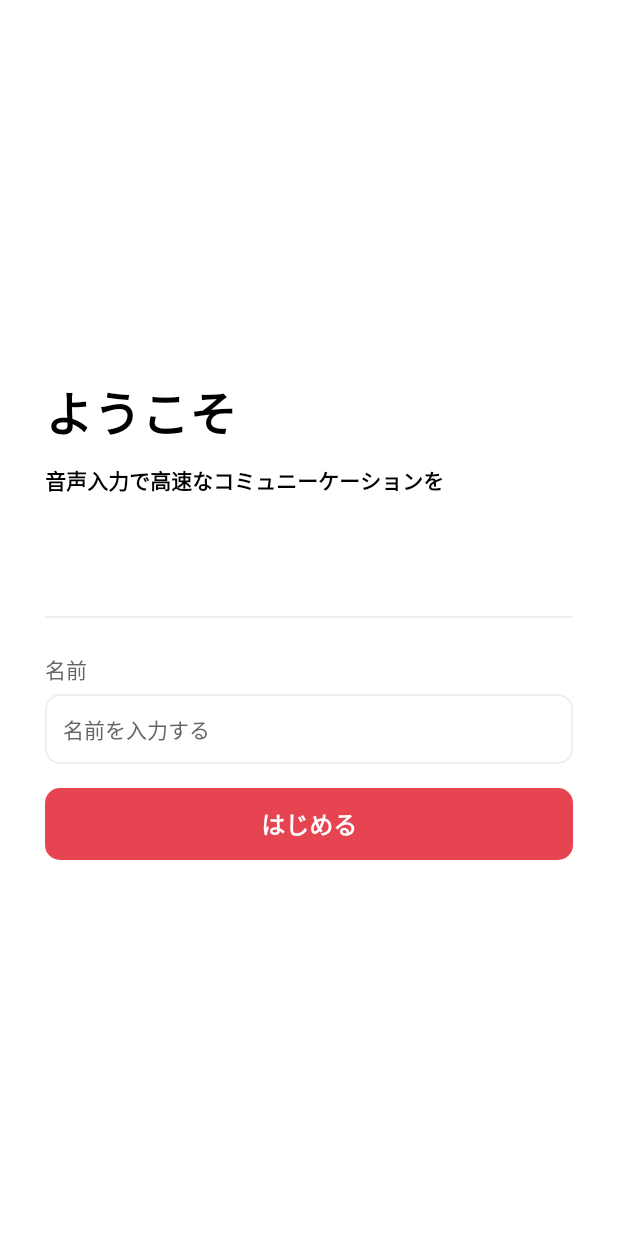
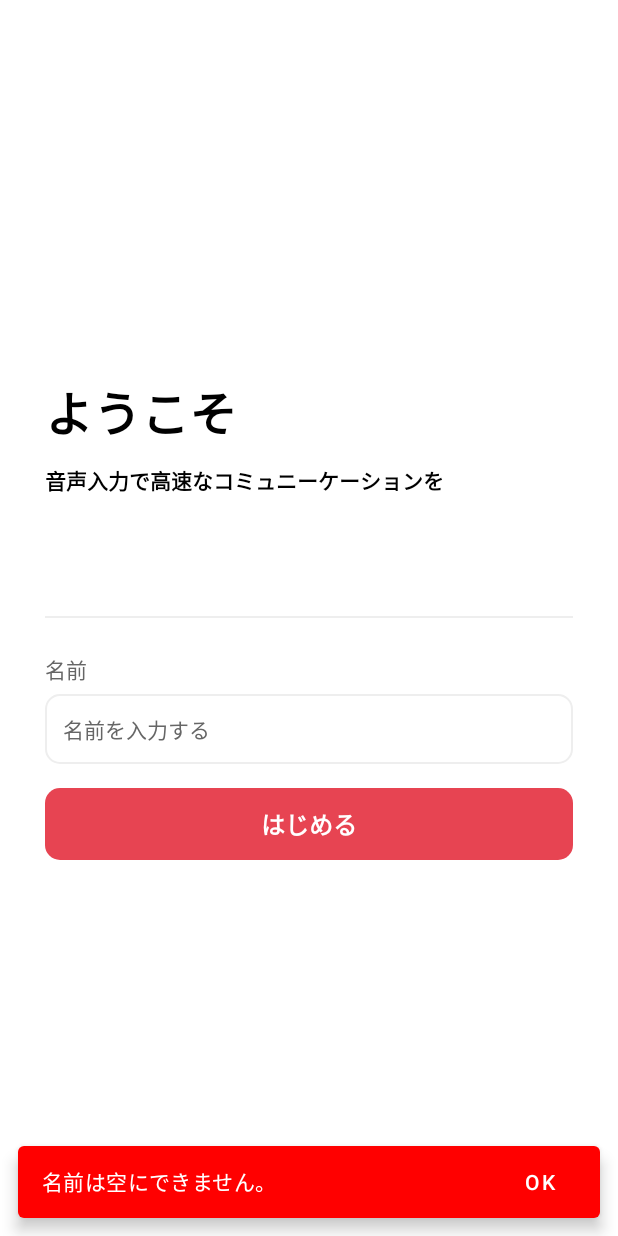
Before and after one commit to Mori-Atsushi/home-hackathon-2, an Android app built with Jetpack Compose: the screen it shows after launch (MainActivity), after a tap on "はじめる", on a phone screen of 412 x 824 dp. Run offline under Robolectric (Android 15) with nearby library versions, the phone set to English and light mode, and no system bars; our stand-ins replace Dagger/Hilt's generated code.

Commit message:
Implement to show error

```diff
--- a/app-android/app/src/main/kotlin/com/example/home_hackathon2/ui/initial/InitialScreen.kt
+++ b/app-android/app/src/main/kotlin/com/example/home_hackathon2/ui/initial/InitialScreen.kt
@@ -5,6 +5,7 @@ import androidx.compose.foundation.layout.*
 import androidx.compose.material.TabRowDefaults.Divider
 import androidx.compose.material.Text
 import androidx.compose.runtime.*
+import androidx.compose.ui.Alignment
 import androidx.compose.ui.Modifier
 import androidx.compose.ui.text.font.FontWeight
 import androidx.compose.ui.unit.dp
@@ -13,20 +14,23 @@ import com.example.home_hackathon2.ui.res.COLOR_BLACK
 import com.example.home_hackathon2.ui.res.COLOR_DARK
 import com.example.home_hackathon2.ui.res.COLOR_LIGHT
 import com.example.home_hackathon2.ui.tools.rememberViewModel
-import com.example.home_hackathon2.ui.widget.BorderTextField
-import com.example.home_hackathon2.ui.widget.TintButton
-import com.example.home_hackathon2.ui.widget.paddingBottomIme
+import com.example.home_hackathon2.ui.widget.*
+import kotlinx.coroutines.flow.receiveAsFlow
 
 @Composable
 fun InitialScreen() {
     val viewModel = rememberViewModel {
         it.getInitialViewModel()
     }
+    Box(
+        modifier = Modifier
+            .fillMaxSize()
+            .paddingBottomIme(),
+    ) {
         Column(
             modifier = Modifier
                 .fillMaxHeight()
-            .padding(horizontal = 30.dp)
-            .paddingBottomIme(),
+                .padding(horizontal = 30.dp),
             verticalArrangement = Arrangement.Center
         ) {
             Message(
@@ -44,6 +48,11 @@ fun InitialScreen() {
             TintButton(
                 text = "はじめる",
                 onClick = viewModel::submit
+            )
+        }
+        ErrorSnackbarHost(
+            modifier = Modifier.align(Alignment.BottomCenter),
+            messages = viewModel.errorMessage.receiveAsFlow()
         )
     }
 }
--- a/app-android/app/src/main/kotlin/com/example/home_hackathon2/ui/initial/InitialViewModel.kt
+++ b/app-android/app/src/main/kotlin/com/example/home_hackathon2/ui/initial/InitialViewModel.kt
@@ -2,6 +2,8 @@ package com.example.home_hackathon2.ui.initial
 
 import com.example.home_hackathon2.ui.tools.ViewModel
 import com.example.home_hackathon2.usecase.CreateUserUseCase
+import kotlinx.coroutines.channels.Channel
+import kotlinx.coroutines.channels.ReceiveChannel
 import kotlinx.coroutines.flow.MutableStateFlow
 import kotlinx.coroutines.flow.StateFlow
 import kotlinx.coroutines.launch
@@ -13,6 +15,9 @@ class InitialViewModel @Inject constructor(
     private val _name = MutableStateFlow("")
     val name: StateFlow<String> = _name
 
+    private val _errorMessage = Channel<String>(Channel.CONFLATED)
+    val errorMessage: ReceiveChannel<String> = _errorMessage
+
     fun handleChangeName(name: String) {
         _name.value = name
     }
@@ -20,7 +25,17 @@ class InitialViewModel @Inject constructor(
     fun submit() {
         viewModelScope.launch {
             val input = CreateUserUseCase.Input(_name.value)
-            createUserUseCase.invoke(input)
+            when (createUserUseCase.invoke(input)) {
+                is CreateUserUseCase.Output.EmptyNameError -> {
+                    _errorMessage.send("名前は空にできません。")
+                }
+                is CreateUserUseCase.Output.OtherError -> {
+                    _errorMessage.send("エラーが発生しました。")
+                }
+                CreateUserUseCase.Output.Success -> {
+                    // no op
+                }
+            }
         }
     }
 }
--- a/app-android/app/src/main/kotlin/com/example/home_hackathon2/ui/res/colors.kt
+++ b/app-android/app/src/main/kotlin/com/example/home_hackathon2/ui/res/colors.kt
@@ -7,3 +7,4 @@ val COLOR_LIGHT = Color(0xFFEEEEEE)
 val COLOR_DARK = Color(0xFF666666)
 val COLOR_BLACK = Color(0xFF000000)
 val COLOR_PRIMARY = Color(0xFFE74452)
+val COLOR_ERROR = Color(0xFFFF0000)
--- /dev/null
+++ b/app-android/app/src/main/kotlin/com/example/home_hackathon2/ui/widget/Snackbar.kt
@@ -0,0 +1,48 @@
+package com.example.home_hackathon2.ui.widget
+
+import androidx.compose.material.Snackbar
+import androidx.compose.material.SnackbarHost
+import androidx.compose.material.SnackbarHostState
+import androidx.compose.runtime.Composable
+import androidx.compose.runtime.LaunchedEffect
+import androidx.compose.runtime.remember
+import androidx.compose.ui.Modifier
+import com.example.home_hackathon2.ui.res.COLOR_ERROR
+import com.example.home_hackathon2.ui.res.COLOR_WHITE
+import kotlinx.coroutines.Job
+import kotlinx.coroutines.flow.Flow
+import kotlinx.coroutines.flow.collect
+import kotlinx.coroutines.launch
+
+@Composable
+fun ErrorSnackbarHost(
+    messages: Flow<String>,
+    modifier: Modifier = Modifier
+) {
+    val hostState = remember {
+        SnackbarHostState()
+    }
+    LaunchedEffect(messages) {
+        var job: Job? = null
+        messages.collect {
+            job?.cancel()
+            job = launch {
+                hostState.showSnackbar(
+                    message = it,
+                    actionLabel = "OK"
+                )
+            }
+        }
+    }
+    SnackbarHost(
+        modifier = modifier,
+        hostState = hostState
+    ) {
+        Snackbar(
+            snackbarData = it,
+            backgroundColor = COLOR_ERROR,
+            contentColor = COLOR_WHITE,
+            actionColor = COLOR_WHITE
+        )
+    }
+}
```
Lines whose indentation alone changed are shown as unchanged.
